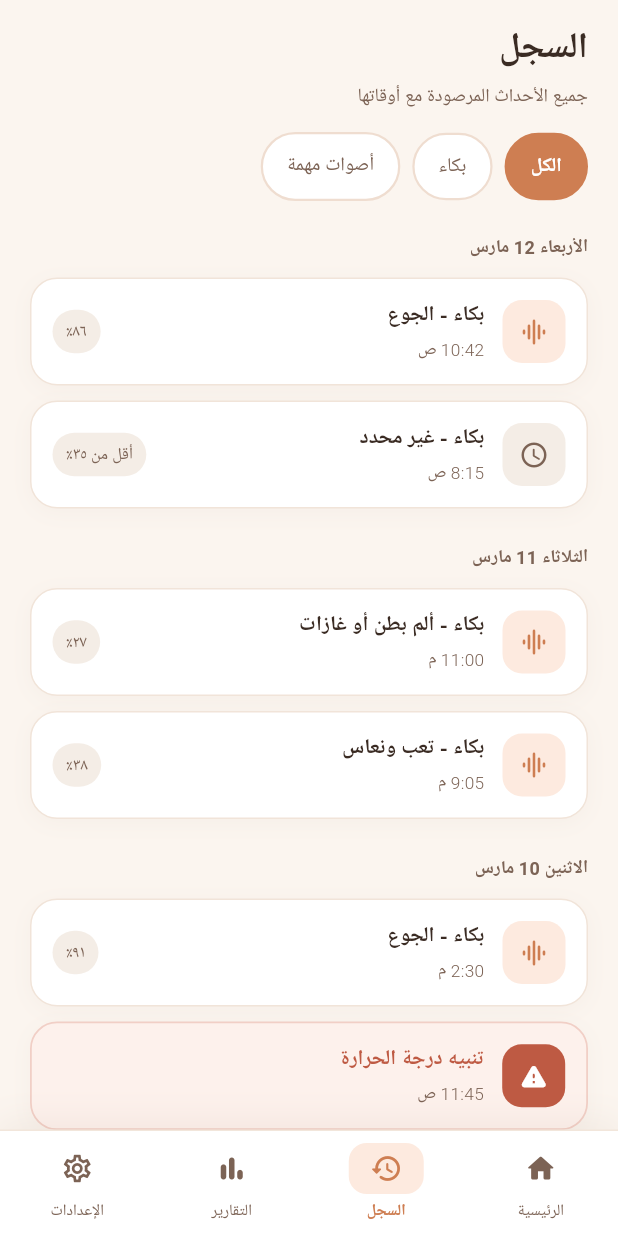
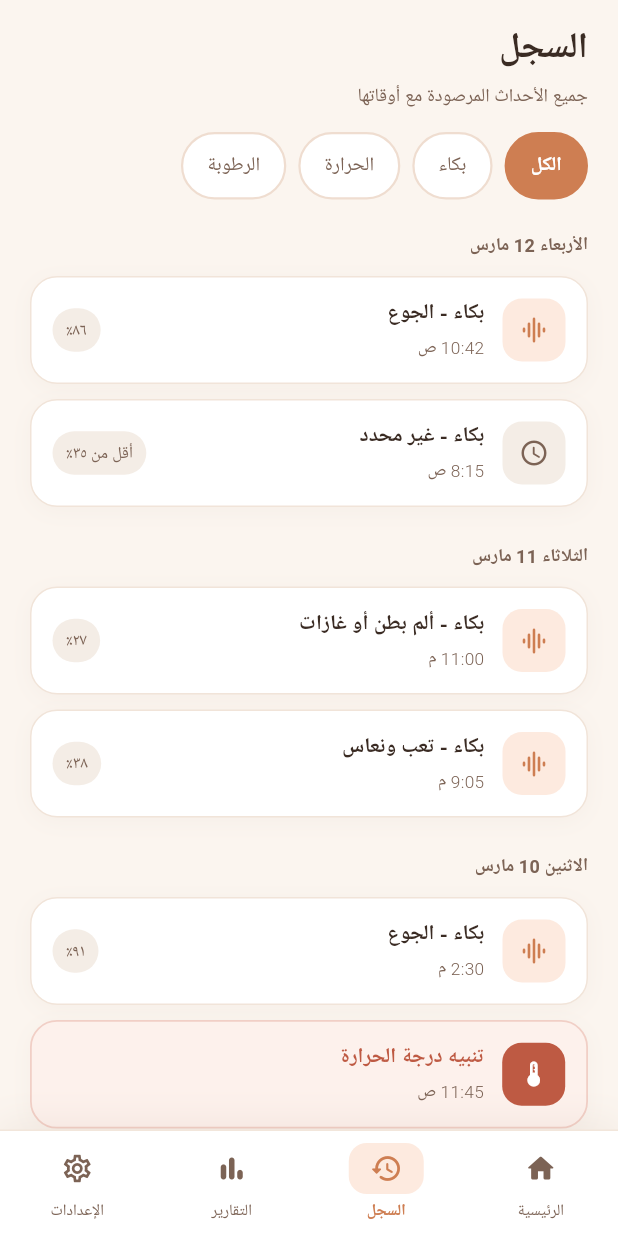
Before and after one commit to Razan445/2026-GP1-Group10-Mahd, a Flutter app: the HomeScreen screen opened by its route, item 3 of the bottom bar chosen, on a phone screen of 412 x 824 dp. Run offline on Flutter 3.47's test engine with Material 3 defaults, Android fonts, the light colour scheme and no system bars; our stand-ins replace firebase_core, fl_chart, google_fonts; accounts and stored records are empty; Roboto replaces fonts that are missing (Ibm Plex Sans Arabic).

Commit message:
feat: update history event types and add new filters for temperature and humidity feat: localize app title and manifest details to Arabic

```diff
--- a/mobile-client/lib/screens/history/history_screen.dart
+++ b/mobile-client/lib/screens/history/history_screen.dart
@@ -5,7 +5,7 @@ import '../../core/theme/app_theme.dart';
 //  Data model
 // ──────────────────────────────────────────────
 
-enum HistoryEventType { cry, alert, unclassified }
+enum HistoryEventType { cry, temperature, humidity, unclassified }
 
 class HistoryEvent {
   const HistoryEvent({
@@ -72,10 +72,17 @@ final List<HistoryEvent> _mockEvents = [
     confidence: '٩١٪',
   ),
   HistoryEvent(
-    type: HistoryEventType.alert,
+    type: HistoryEventType.temperature,
     title: 'تنبيه درجة الحرارة',
     description: 'ارتفاع في درجة حرارة الغرفة',
     timestamp: DateTime(2025, 3, 10, 11, 45),
+    isAlert: true,
+  ),
+  HistoryEvent(
+    type: HistoryEventType.humidity,
+    title: 'تنبيه الرطوبة',
+    description: 'انخفاض في نسبة الرطوبة في الغرفة',
+    timestamp: DateTime(2025, 3, 10, 9, 20),
     isAlert: true,
   ),
 ];
@@ -83,7 +90,7 @@ final List<HistoryEvent> _mockEvents = [
 // ──────────────────────────────────────────────
 //  Screen
 // ──────────────────────────────────────────────
-enum _HistoryFilter { all, cry, important }
+enum _HistoryFilter { all, cry, temperature, humidity }
 
 class HistoryScreen extends StatefulWidget {
   const HistoryScreen({super.key});
@@ -101,8 +108,14 @@ class _HistoryScreenState extends State<HistoryScreen> {
         return _mockEvents
             .where((e) => e.type == HistoryEventType.cry)
             .toList();
-      case _HistoryFilter.important:
-        return _mockEvents.where((e) => e.isAlert).toList();
+      case _HistoryFilter.temperature:
+        return _mockEvents
+            .where((e) => e.type == HistoryEventType.temperature)
+            .toList();
+      case _HistoryFilter.humidity:
+        return _mockEvents
+            .where((e) => e.type == HistoryEventType.humidity)
+            .toList();
       case _HistoryFilter.all:
         return _mockEvents;
     }
@@ -176,7 +189,9 @@ class _FilterChips extends StatelessWidget {
 
   @override
   Widget build(BuildContext context) {
-    return Row(
+    return SingleChildScrollView(
+      scrollDirection: Axis.horizontal,
+      child: Row(
         children: [
           _Chip(
             label: 'الكل',
@@ -191,11 +206,18 @@ class _FilterChips extends StatelessWidget {
           ),
           const SizedBox(width: 8),
           _Chip(
-          label: 'أصوات مهمة',
-          isSelected: selected == _HistoryFilter.important,
-          onTap: () => onChanged(_HistoryFilter.important),
+            label: 'الحرارة',
+            isSelected: selected == _HistoryFilter.temperature,
+            onTap: () => onChanged(_HistoryFilter.temperature),
+          ),
+          const SizedBox(width: 8),
+          _Chip(
+            label: 'الرطوبة',
+            isSelected: selected == _HistoryFilter.humidity,
+            onTap: () => onChanged(_HistoryFilter.humidity),
           ),
         ],
+      ),
     );
   }
 }
@@ -438,7 +460,11 @@ class _EventIcon extends StatelessWidget {
     Color bgColor;
 
     if (event.isAlert) {
-      icon = Icons.warning_rounded;
+      icon = event.type == HistoryEventType.humidity
+          ? Icons.water_drop_rounded
+          : event.type == HistoryEventType.temperature
+              ? Icons.thermostat_rounded
+              : Icons.warning_rounded;
       iconColor = AppColors.alert;
       bgColor = AppColors.alert;
     } else if (event.type == HistoryEventType.cry) {
```
Also changed, not shown: 7 other files. Lines whose indentation alone changed are shown as unchanged.
